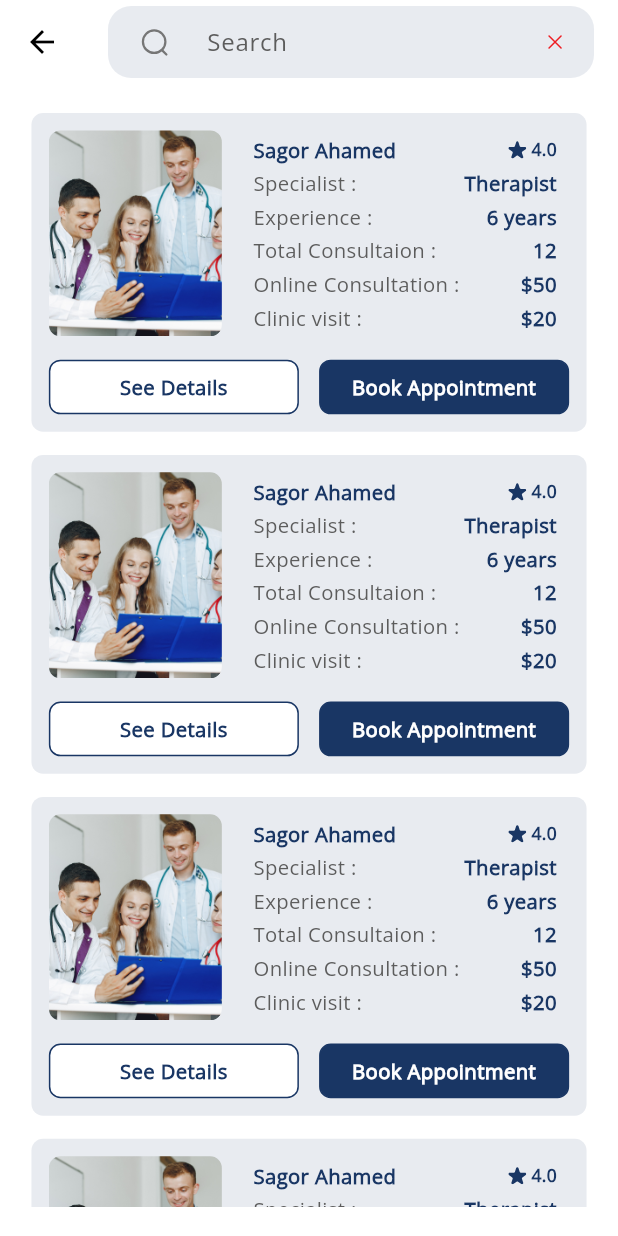
After one commit to sagorahamed1/medical-appointment, a Flutter app: the UserSearchScreen screen opened by its route, on a phone screen of 412 x 824 dp. The commit adds this screen. Run offline on Flutter 3.47's test engine with Material 3 defaults, Android fonts, the phone set to English and light mode, and no system bars; our stand-ins replace flutter_screenutil, flutter_spinkit, flutter_svg, get, pin_code_fields, shared_preferences and 1 more; accounts and stored records are empty.

Commit message:
search screen done

```diff
--- /dev/null
+++ b/lib/controllers/home_controller.dart
@@ -0,0 +1,6 @@
+import 'package:flutter/cupertino.dart';
+import 'package:get/get.dart';
+
+class HomeController extends GetxController{
+  TextEditingController searchCtrl = TextEditingController();
+}
--- a/lib/routes/app_routes.dart
+++ b/lib/routes/app_routes.dart
@@ -9,6 +9,7 @@ import '../views/screens/Auth/sign_in/sign_in_screen.dart';
 import '../views/screens/Auth/sign_up/sign_up_screen.dart';
 import '../views/screens/Auth/veryfy_email/veryfy_email_screen.dart';
 import '../views/screens/User/User_home/user_home_screen.dart';
+import '../views/screens/User/search/user_search_screen.dart';
 import '../views/screens/User/user_bottom_nav_bar/user_bottom_nav_bar.dart';
 import '../views/screens/notifications/notifications_screen.dart';
 import '../views/screens/onboarding/onboarding_screen.dart';
@@ -28,6 +29,7 @@ class AppRoutes {
   static const String userHomeScreen = "/UserHomeScreen.dart";
   static const String userBottomNavBar = "/UserBottomNavBar.dart";
   static const String notificationScreen = "/NotificationScreen.dart";
+  static const String userSearchScreen = "/UserSearchScreen.dart";
 
 
   static List<GetPage> get routes => [
@@ -43,5 +45,6 @@ class AppRoutes {
         GetPage(name: userHomeScreen, page: () => UserHomeScreen()),
         GetPage(name: userBottomNavBar, page: () => UserBottomNavBar()),
         GetPage(name: notificationScreen, page: () => NotificationScreen()),
+        GetPage(name: userSearchScreen, page: () => UserSearchScreen()),
   ];
 }
--- a/lib/utils/app_icons.dart
+++ b/lib/utils/app_icons.dart
@@ -18,5 +18,6 @@ class AppIcons {
   static const String messageIcon = "$path/messageIcon.svg";
   static const String profileIcon = "$path/profileIcon.svg";
   static const String notificationbell = "$path/notificationbell.svg";
+  static const String crossIcon = "$path/cross_icon.svg";
 
 }
--- a/lib/views/screens/User/User_home/user_home_screen.dart
+++ b/lib/views/screens/User/User_home/user_home_screen.dart
@@ -1,3 +1,5 @@
+import 'package:doctor_appointment/controllers/home_controller.dart';
+import 'package:doctor_appointment/routes/app_routes.dart';
 import 'package:doctor_appointment/utils/app_dimentions.dart';
 import 'package:doctor_appointment/views/screens/User/User_home/Inner_widgets/categorySection.dart';
 import 'package:doctor_appointment/views/screens/User/User_home/Inner_widgets/top_app_bar.dart';
@@ -5,6 +7,7 @@ import 'package:doctor_appointment/views/widgets/custom_text_field_without_borde
 import 'package:flutter/material.dart';
 import 'package:flutter_screenutil/flutter_screenutil.dart';
 import 'package:flutter_svg/svg.dart';
+import 'package:get/get.dart';
 
 import '../../../../utils/app_colors.dart';
 import '../../../../utils/app_icons.dart';
@@ -15,7 +18,7 @@ import '../../../widgets/custom_text.dart';
 class UserHomeScreen extends StatelessWidget {
   UserHomeScreen({super.key});
 
-  TextEditingController searchCtrl = TextEditingController();
+  final HomeController _homeController = Get.put(HomeController());
 
   @override
   Widget build(BuildContext context) {
@@ -39,14 +42,20 @@ class UserHomeScreen extends StatelessWidget {
                     bottom: 16.h,
                     top: 20.h),
 
+                ///========================Search box=============================>
                 CustomTextFieldWithoutBorder(
                   contenpaddingHorizontal: 20.w,
                   contenpaddingVertical: 0,
-                  controller: searchCtrl,
+                  controller: _homeController.searchCtrl,
                   hintText: AppString.search,
-                  prefixIcon: Padding(
-                    padding: EdgeInsets.symmetric(horizontal: 20.w),
-                    child: SvgPicture.asset(AppIcons.search),
+                  prefixIcon: GestureDetector(
+                    onTap: (){
+                      Get.toNamed(AppRoutes.userSearchScreen);
+                    },
+                    child: Padding(
+                      padding: EdgeInsets.symmetric(horizontal: 20.w),
+                      child: SvgPicture.asset(AppIcons.search),
+                    ),
                   ),
                 ),
 
--- /dev/null
+++ b/lib/views/screens/User/search/user_search_screen.dart
@@ -0,0 +1,85 @@
+import 'package:doctor_appointment/views/widgets/custom_text_field_without_border.dart';
+import 'package:flutter/material.dart';
+import 'package:flutter_screenutil/flutter_screenutil.dart';
+import 'package:flutter_svg/svg.dart';
+import 'package:get/get.dart';
+
+import '../../../../controllers/home_controller.dart';
+import '../../../../utils/app_dimentions.dart';
+import '../../../../utils/app_icons.dart';
+import '../../../../utils/app_strings.dart';
+import '../../../widgets/available_doctors_card.dart';
+
+
+
+
+class UserSearchScreen extends StatelessWidget {
+   UserSearchScreen({super.key});
+
+   final HomeController _homeController = Get.put(HomeController());
+
+
+   @override
+  Widget build(BuildContext context) {
+
+    return Scaffold(
+      appBar: AppBar(
+        // leading: SizedBox(),
+        title: CustomTextFieldWithoutBorder(
+            contenpaddingHorizontal: 20,
+            contenpaddingVertical: 0,
+            controller: _homeController.searchCtrl,
+          hintText: AppString.search,
+          prefixIcon: Padding(
+            padding: EdgeInsets.symmetric(horizontal: 20.w),
+            child: SvgPicture.asset(AppIcons.search),
+          ),
+
+
+          sufixicons: Padding(
+            padding: EdgeInsets.symmetric(horizontal: 20.w),
+            child: SvgPicture.asset(AppIcons.crossIcon),
+          ),
+        ),
+      ),
+
+      body: SafeArea(
+        child: Padding(
+          padding:  EdgeInsets.symmetric(horizontal: Dimensions.paddingSizeDefault.w,
+              vertical: Dimensions.paddingSizeDefault.h),
+          child: Column(
+            children: [
+              Expanded(
+                child: ListView.builder(
+                  shrinkWrap: true,
+                  scrollDirection: Axis.vertical,
+                  itemCount: 20,
+                  itemBuilder: (context, index) {
+                    return    Padding(
+                      padding:  EdgeInsets.only(bottom: 16.h),
+                      child: const AvailableDoctorsCard(
+                        experience: "6 years",
+                        rating: "4.0",
+                        clinicVisit: r"$20",
+                        doctorName: "Sagor Ahamed",
+                        totalConsultaion: "12",
+                        onlineConsultation: r'$50',
+                        specialist: "Therapist",
+                        imageHeight: 142,
+                        leftBtnText: AppString.seeDetails,
+                        rightBtnText: AppString.bookAppointment,
+                      ),
+                    );
+                  },
+                ),
+              ),
+
+
+
+            ],
+          ),
+        ),
+      ),
+    );
+  }
+}
```
Also changed, not shown: assets/icons/cross_icon.svg (added).
